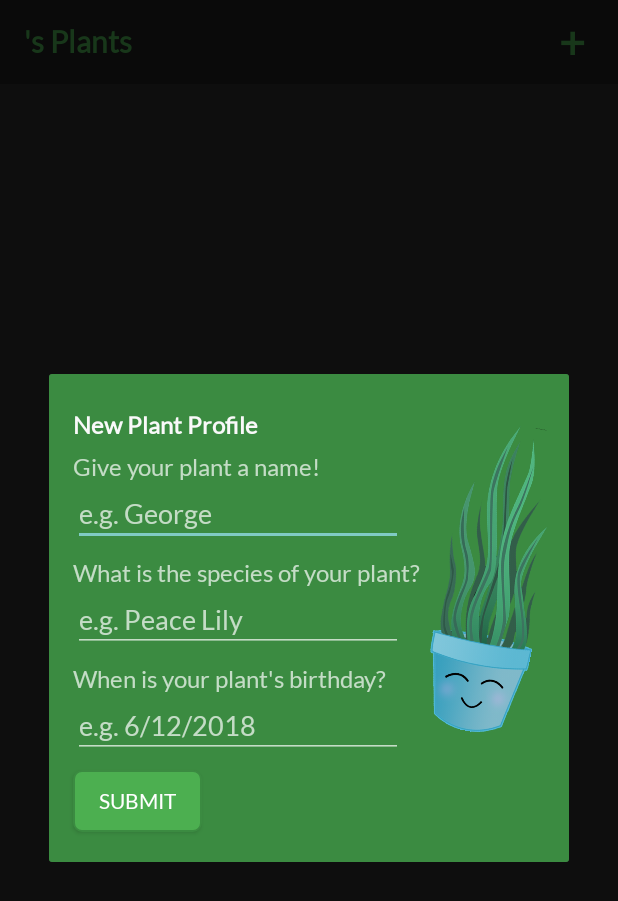
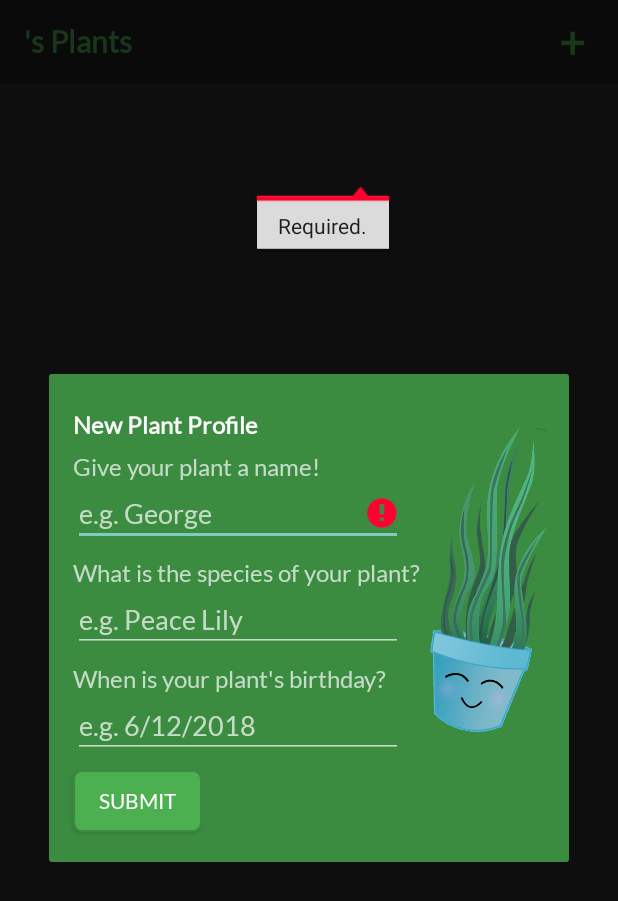
Before and after one commit to rjfc/sproutleaf-android, an Android app: the fragment CreatePlantDialogFragment placed in its activity, after a tap on "SUBMIT", on a phone screen of 412 x 824 dp. Shown: the top 901 px of the screen. Run offline under Robolectric (Android 15) with nearby library versions, the phone set to English and light mode, and no system bars; our stand-ins replace Firebase (no records; nobody signed in at launch, a user with empty details on screens opened directly); Roboto replaces fonts that are not available here; 2 statements that could not run were skipped.

Commit message:
Added datepicker dialog for plant birthday

```diff
--- a/app/build.gradle
+++ b/app/build.gradle
@@ -5,7 +5,7 @@ android {
     buildToolsVersion "29.0.0"
     defaultConfig {
         applicationId 'com.sproutleaf.android'
-        minSdkVersion 23
+        minSdkVersion 24
         targetSdkVersion 29
         versionCode 2
         versionName "1.0"
--- a/app/src/main/java/com/sproutleaf/android/CreatePlantDialogFragment.java
+++ b/app/src/main/java/com/sproutleaf/android/CreatePlantDialogFragment.java
@@ -1,12 +1,18 @@
 package com.sproutleaf.android;
 
+import android.app.DatePickerDialog;
+import android.content.Context;
 import android.os.Bundle;
+import android.text.InputType;
+import android.text.TextUtils;
 import android.util.Log;
 import android.view.LayoutInflater;
+import android.view.MotionEvent;
 import android.view.View;
 import android.view.ViewGroup;
 import android.view.WindowManager;
 import android.widget.Button;
+import android.widget.DatePicker;
 import android.widget.EditText;
 
 import androidx.annotation.Nullable;
@@ -14,12 +20,19 @@ import androidx.fragment.app.DialogFragment;
 
 import com.google.firebase.auth.FirebaseAuth;
 
+import java.util.Calendar;
+import java.util.Date;
+import java.util.Locale;
+import java.text.SimpleDateFormat;
+
 public class CreatePlantDialogFragment extends DialogFragment {
     private static final String TAG = CreatePlantDialogFragment.class.getName();
     private FirebaseAuth mAuth = FirebaseAuth.getInstance();
     private EditText mPlantNameField;
+    private EditText mPlantSpeciesField;
+    private EditText mPlantBirthdayField;
     private Button mProfileSubmit;
-
+    private Context mContext;
 
     public void CreatePlantDialogFragment() {
     }
@@ -37,15 +50,49 @@ public class CreatePlantDialogFragment extends DialogFragment {
     public View onCreateView(LayoutInflater inflater, ViewGroup container, Bundle savedInstanceState) {
         View rootView  = inflater.inflate(R.layout.fragment_create_plant, container);
         mPlantNameField = rootView.findViewById(R.id.give_plant_name_field);
+        mPlantBirthdayField = rootView.findViewById(R.id.give_plant_species_field);
         mProfileSubmit = rootView.findViewById(R.id.plant_profile_submit);
+        mPlantBirthdayField = rootView.findViewById(R.id.give_plant_birthday_field);
 
         // If submit button clicked
         mProfileSubmit.setOnClickListener(new View.OnClickListener() {
+            String plantName = mPlantNameField.getText().toString();
+            String plantSpecies = mPlantSpeciesField.getText().toString();
+            String plantBirthday = mPlantBirthdayField.getText().toString();
+
             @Override
             public void onClick(View view) {
-                // Todo
+                Log.d(TAG, "createPlant:" + plantName + "/" + plantSpecies + "/" + plantBirthday);
+                if (!validateForm()) {
+                    return;
+                }
+
             }
         });
+
+        // If birthday field button clicked launch datepicker dialog
+        mPlantBirthdayField.setOnClickListener(new View.OnClickListener() {
+            @Override
+            public void onClick(View view) {
+                mContext = view.getContext();
+                final Calendar myCalendar = Calendar.getInstance();
+                DatePickerDialog.OnDateSetListener date = new DatePickerDialog.OnDateSetListener() {
+                    @Override
+                    public void onDateSet(DatePicker view, int year, int monthOfYear, int dayOfMonth) {
+                        // TODO Auto-generated method stub
+                        myCalendar.set(Calendar.YEAR, year);
+                        myCalendar.set(Calendar.MONTH, monthOfYear);
+                        myCalendar.set(Calendar.DAY_OF_MONTH, dayOfMonth);
+                        String format = "MMMM dd, yyyy";
+                        SimpleDateFormat simpleDateFormat = new SimpleDateFormat(format, Locale.getDefault());
+
+                        mPlantBirthdayField.setText(simpleDateFormat.format(myCalendar.getTime()));
+                    }
+                };
+                new DatePickerDialog(mContext, R.style.DatepickerDialogAppearance, date, myCalendar.get(Calendar.YEAR), myCalendar.get(Calendar.MONTH), myCalendar.get(Calendar.DAY_OF_MONTH)).show();
+            }
+        });
+
         return rootView;
     }
 
@@ -59,4 +106,18 @@ public class CreatePlantDialogFragment extends DialogFragment {
         mPlantNameField.requestFocus();
         getDialog().getWindow().setSoftInputMode(WindowManager.LayoutParams.SOFT_INPUT_STATE_VISIBLE);
     }
+
+    private boolean validateForm() {
+        boolean valid = true;
+
+        String email = mPlantNameField.getText().toString();
+        if (TextUtils.isEmpty(email)) {
+            mPlantNameField.setError("Required.");
+            valid = false;
+        } else {
+            mPlantNameField.setError(null);
+        }
+
+        return valid;
+    }
 }
--- a/app/src/main/res/layout/fragment_create_plant.xml
+++ b/app/src/main/res/layout/fragment_create_plant.xml
@@ -131,6 +131,8 @@
         android:inputType="textPersonName"
         android:scrollHorizontally="false"
         android:textSize="18sp"
+        android:focusable="false"
+        android:onClick="openDatePicker"
         app:layout_constraintStart_toStartOf="parent"
         app:layout_constraintTop_toBottomOf="@+id/give_plant_birthday_prompt" />
 
--- a/app/src/main/res/values/styles.xml
+++ b/app/src/main/res/values/styles.xml
@@ -1,8 +1,10 @@
 <resources>
 
     <style name="ToolbarTextAppearance">
-        <item name="android:fontFamily">@font/lato</item>
+        <item name="fontFamily">@font/lato</item>
         <item name="android:textStyle">bold</item>
     </style>
-
+    <style name="DatepickerDialogAppearance">
+        <item name="colorAccent">@color/colorPrimary</item>
+    </style>
 </resources>
```
Also changed, not shown: app/src/main/java/com/sproutleaf/android/GiveNameDialogFragment.java (+4 -4 lines).
